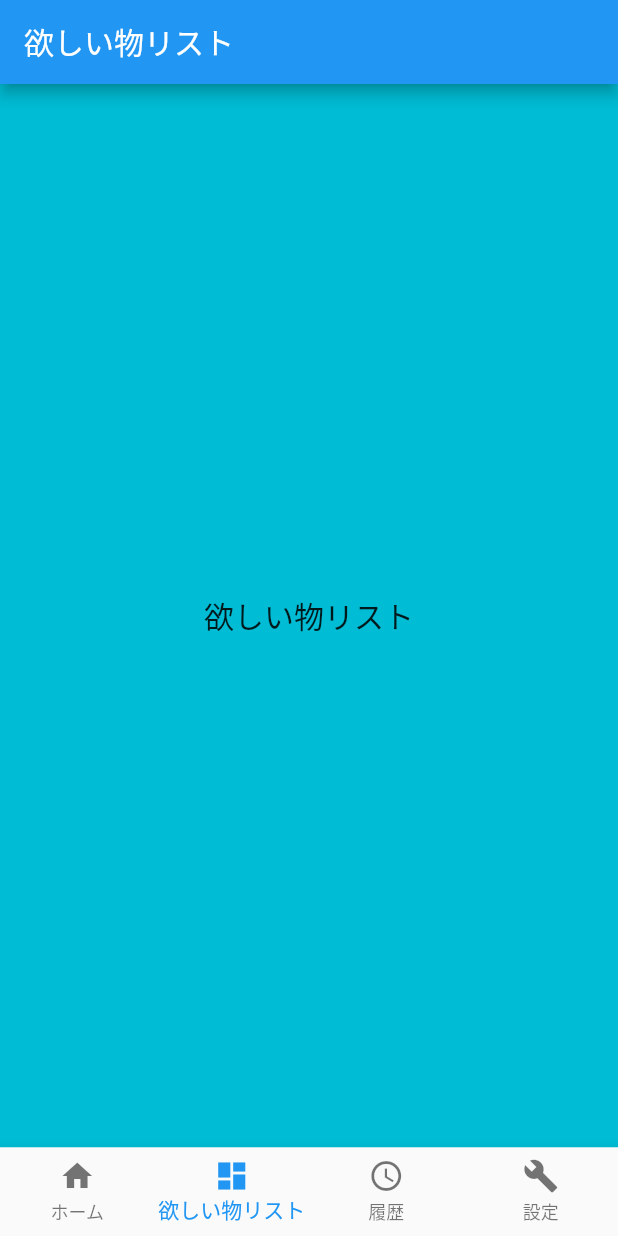
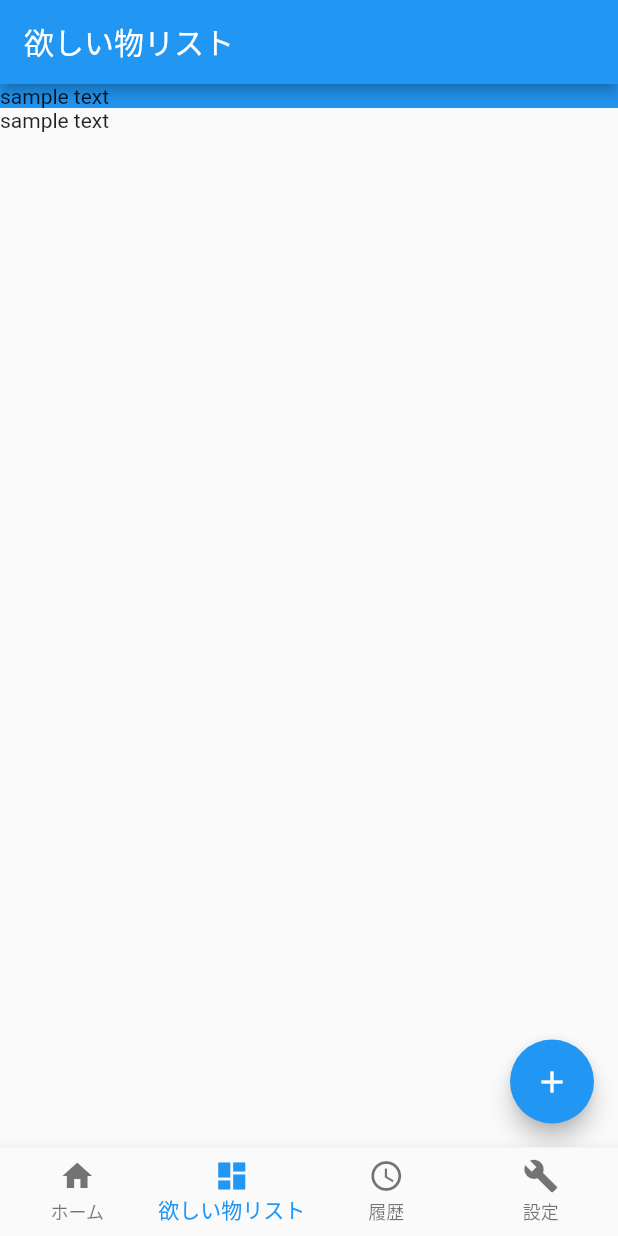
Before and after one commit to TeamSaifu/Saifu_Flutter, a Flutter app: the screen it shows after launch, item 2 of the bottom bar chosen, on a phone screen of 412 x 824 dp. Run offline on Flutter 3.47's test engine with Material 2 defaults, Android fonts, the phone set to English and light mode, and no system bars.

Commit message:
欲しい物リストのレイアウト作成

```diff
--- a/lib/main.dart
+++ b/lib/main.dart
@@ -1,6 +1,7 @@
 import 'package:flutter/material.dart';
 
-import 'page.dart';
+import 'package:saifu/page.dart';
+import 'package:saifu/wish_list.dart';
 
 void main() {
   runApp(MyApp());
@@ -38,7 +39,8 @@ class _MyHomePageState extends State<MyHomePage> {
   //画面のリストを作成 (ここで切り替え先を指定する）
   static List<Widget> _pageList = [
     CustomPage(pannelColor: Colors.cyan, title: 'ホーム'),
-    CustomPage(pannelColor: Colors.cyan, title: '欲しい物リスト'),
+    // CustomPage(pannelColor: Colors.cyan, title: '欲しい物リスト'),
+    WishListPage(),
     CustomPage(pannelColor: Colors.cyan, title: '履歴'),
     CustomPage(pannelColor: Colors.cyan, title: '設定'),
   ];
--- /dev/null
+++ b/lib/wish_list.dart
@@ -0,0 +1,48 @@
+import 'package:flutter/material.dart';
+
+class WishListPage extends StatefulWidget {
+  WishListPage({Key key, this.title}) : super(key: key);
+
+  final String title;
+
+  @override
+  _WishListPageState createState() => _WishListPageState();
+}
+
+class _WishListPageState extends State<WishListPage> {
+  // サンプル　State変数
+  int _sample_count = 0;
+
+  // サンプル　State変数を更新する関数
+  void _sample_method(int index) {
+    setState(() {
+      _sample_count += index;
+    });
+  }
+
+  @override
+  Widget build(BuildContext context) {
+    return Scaffold(
+      body: Center(
+        child: Column(
+          crossAxisAlignment: CrossAxisAlignment.stretch,
+          children: [
+            Container(
+              color: Colors.blue, // 要素の幅を確認するための背景色
+              child: Text('sample text'),
+            ),
+            Container(
+              child: Text('sample text'),
+            ),
+          ],
+        ),
+      ),
+      floatingActionButton: FloatingActionButton(
+        child: Icon(Icons.add),
+        onPressed: () {
+            // ボタンの処理
+        },
+      ),
+    );
+  }
+}
```
